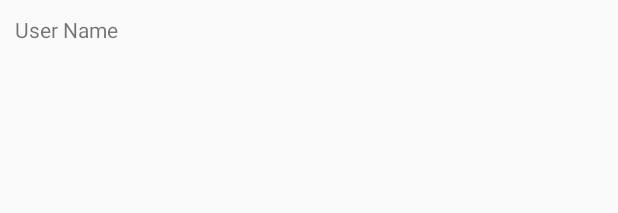
After one commit to williamgdev/KotlinApp-ListAdapter, an Android app: the layout item_user_layout.xml on its own in the app's theme, with its tools: preview values and no code run, on a phone screen of 412 x 824 dp. The commit adds this screen. Shown: the top 213 px of the screen. Run offline under Robolectric (Android 15) with nearby library versions, the phone set to English and light mode, and no system bars.

Commit message:
Implemented RecyclerView with ListAdapter

```diff
--- /dev/null
+++ b/app/src/main/res/layout/item_user_layout.xml
@@ -0,0 +1,20 @@
+<?xml version="1.0" encoding="utf-8"?>
+<androidx.constraintlayout.widget.ConstraintLayout
+    xmlns:android="http://schemas.android.com/apk/res/android" xmlns:app="http://schemas.android.com/apk/res-auto"
+    xmlns:tools="http://schemas.android.com/tools"
+    android:orientation="vertical"
+    android:layout_width="match_parent"
+    android:layout_height="wrap_content"
+    android:padding="10dp">
+
+  <TextView
+      android:layout_width="match_parent"
+      android:layout_height="wrap_content"
+      android:id="@+id/userName"
+      app:layout_constraintStart_toStartOf="parent"
+      app:layout_constraintEnd_toEndOf="parent"
+      app:layout_constraintTop_toTopOf="parent"
+      app:layout_constraintBottom_toBottomOf="parent"
+      tools:text="User Name"/>
+
+</androidx.constraintlayout.widget.ConstraintLayout>
```
Also changed, not shown: app/src/main/java/com/github/willgutierrez/example/AdapterUtil.kt (added, +57 -0 lines), app/src/main/java/com/github/willgutierrez/example/MainActivity.kt (+28 -2 lines), app/src/main/res/layout/activity_main.xml (+8 -3 lines).
